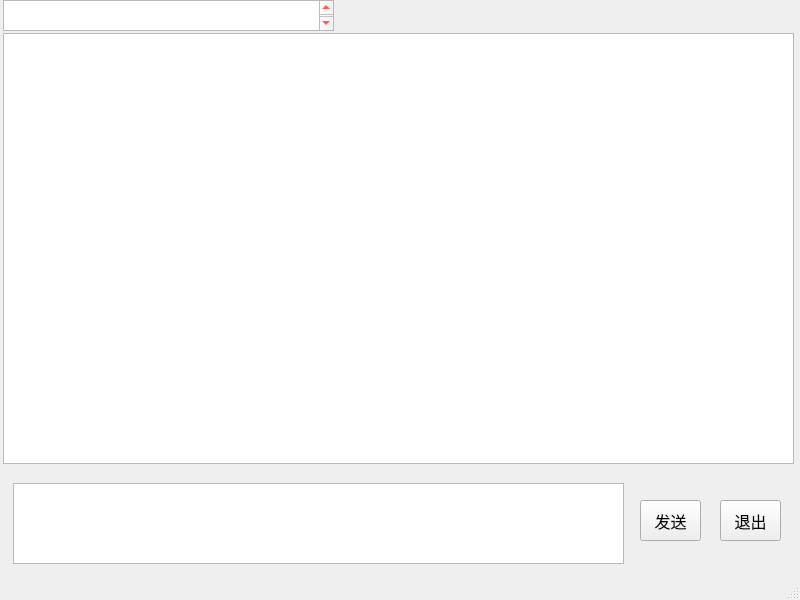
Old version of the form chat_window.ui in the repository ZWMDR/chat_room_graph.
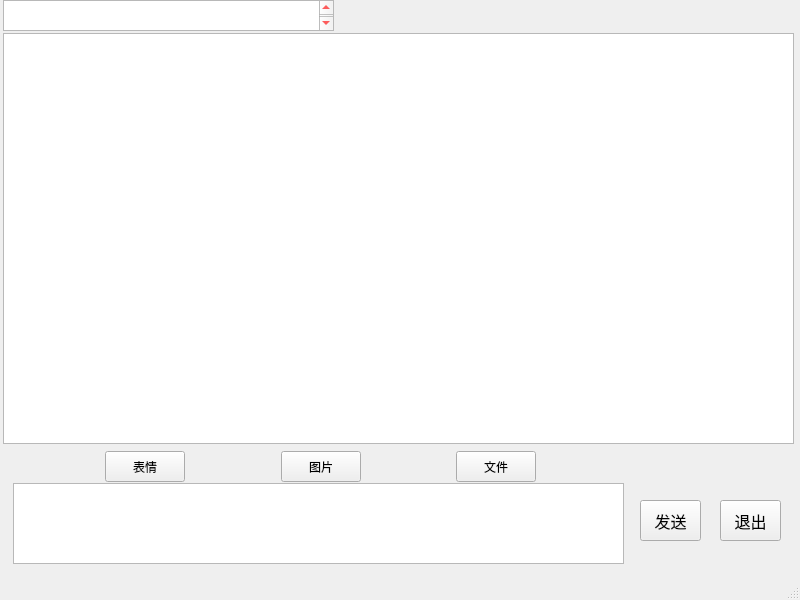
New version of the form.

```diff
--- a/chat_window.ui
+++ b/chat_window.ui
@@ -38,7 +38,7 @@
       <x>3</x>
       <y>33</y>
       <width>791</width>
-      <height>431</height>
+      <height>411</height>
      </rect>
     </property>
     <property name="font">
@@ -130,6 +130,109 @@
      <number>80</number>
     </property>
    </widget>
+   <widget class="QWidget" name="">
+    <property name="geometry">
+     <rect>
+      <x>15</x>
+      <y>451</y>
+      <width>611</width>
+      <height>31</height>
+     </rect>
+    </property>
+    <layout class="QHBoxLayout" name="horizontalLayout">
+     <item>
+      <spacer name="horizontalSpacer">
+       <property name="orientation">
+        <enum>Qt::Horizontal</enum>
+       </property>
+       <property name="sizeHint" stdset="0">
+        <size>
+         <width>40</width>
+         <height>20</height>
+        </size>
+       </property>
+      </spacer>
+     </item>
+     <item>
+      <widget class="QPushButton" name="emoji_btn">
+       <property name="sizePolicy">
+        <sizepolicy hsizetype="Minimum" vsizetype="Preferred">
+         <horstretch>0</horstretch>
+         <verstretch>0</verstretch>
+        </sizepolicy>
+       </property>
+       <property name="text">
+        <string>表情</string>
+       </property>
+      </widget>
+     </item>
+     <item>
+      <spacer name="horizontalSpacer_2">
+       <property name="orientation">
+        <enum>Qt::Horizontal</enum>
+       </property>
+       <property name="sizeHint" stdset="0">
+        <size>
+         <width>40</width>
+         <height>20</height>
+        </size>
+       </property>
+      </spacer>
+     </item>
+     <item>
+      <widget class="QPushButton" name="img_btn">
+       <property name="sizePolicy">
+        <sizepolicy hsizetype="Minimum" vsizetype="Preferred">
+         <horstretch>0</horstretch>
+         <verstretch>0</verstretch>
+        </sizepolicy>
+       </property>
+       <property name="text">
+        <string>图片</string>
+       </property>
+      </widget>
+     </item>
+     <item>
+      <spacer name="horizontalSpacer_3">
+       <property name="orientation">
+        <enum>Qt::Horizontal</enum>
+       </property>
+       <property name="sizeHint" stdset="0">
+        <size>
+         <width>40</width>
+         <height>20</height>
+        </size>
+       </property>
+      </spacer>
+     </item>
+     <item>
+      <widget class="QPushButton" name="file_btn">
+       <property name="sizePolicy">
+        <sizepolicy hsizetype="Minimum" vsizetype="Preferred">
+         <horstretch>0</horstretch>
+         <verstretch>0</verstretch>
+        </sizepolicy>
+       </property>
+       <property name="text">
+        <string>文件</string>
+       </property>
+      </widget>
+     </item>
+     <item>
+      <spacer name="horizontalSpacer_4">
+       <property name="orientation">
+        <enum>Qt::Horizontal</enum>
+       </property>
+       <property name="sizeHint" stdset="0">
+        <size>
+         <width>40</width>
+         <height>20</height>
+        </size>
+       </property>
+      </spacer>
+     </item>
+    </layout>
+   </widget>
   </widget>
   <widget class="QMenuBar" name="menubar">
    <property name="geometry">
```
